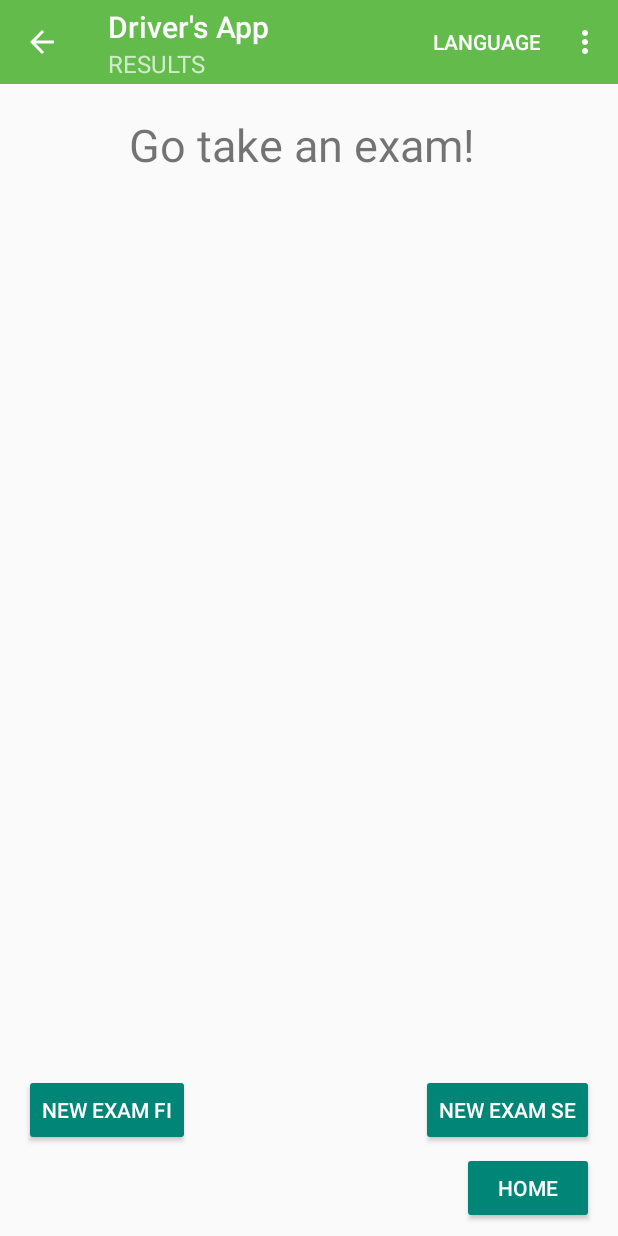
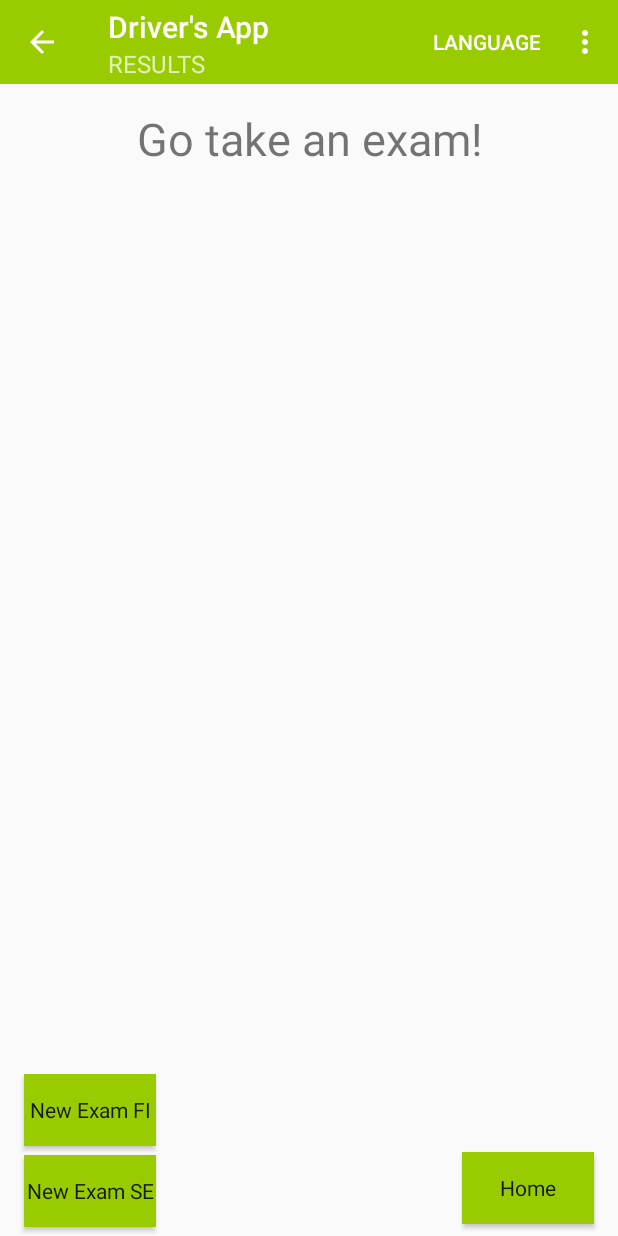
Before and after one commit to tapiopa/Driver-s-Licence-App, an Android app: the screen it shows after launch (ResultsActivity), after a tap on "Results", on a phone screen of 412 x 824 dp. Run offline under Robolectric (Android 15) with nearby library versions, the phone set to English and light mode, and no system bars; libraries missing offline, so code that uses them is left out: com.facebook.drawee; 1 statement that could not run was skipped.

Commit message:
Some UI tweaks

```diff
--- a/app/src/main/java/tapiopalonemi/fi/driversapp/MyDBHandler.java
+++ b/app/src/main/java/tapiopalonemi/fi/driversapp/MyDBHandler.java
@@ -265,10 +265,10 @@ class MyDBHandler extends SQLiteOpenHelper {
                 if (isDataLoaded != 0) {
                     cursor.close();
 //                    db.close();
-//                    Log.i("DB", "data is loaded");
+                    Log.i("##DB", "data is loaded");
                     return false;
                 } else {
-//                    Log.i("DB", "data is NOT loaded");
+                    Log.i("##DB", "data is NOT loaded");
                     cursor.close();
 //                    db.close();
                     return true;
@@ -289,13 +289,14 @@ class MyDBHandler extends SQLiteOpenHelper {
         SQLiteDatabase db = this.getWritableDatabase();
         Cursor cursor = db.rawQuery(query, null);
         //DEBUG
-//        query = "SELECT " + COLUMN_IS_DATA_LOADED + " FROM " + TABLE_APPLICATION;
-//        Cursor cursor1 = db.rawQuery(query, null);
-//        if (cursor.moveToFirst()) {
-//            cursor.moveToFirst();
-//            int isDataLoaded = Integer.parseInt(cursor.getString(0));
-//            Log.d("DB", "data loaded is: " + isDataLoaded);
-//        }
+        query = "SELECT " + COLUMN_IS_DATA_LOADED + " FROM " + TABLE_APPLICATION;
+        Cursor cursor1 = db.rawQuery(query, null);
+        if (cursor.moveToFirst()) {
+            cursor.moveToFirst();
+            int isDataLoaded = Integer.parseInt(cursor.getString(0));
+            Log.d("DB DEBUG", "(debug) data loaded is: " + isDataLoaded);
+        }
+        Log.i("DBHANDLER", "set data is loaded");
         cursor.close();
     }
 
--- a/app/src/main/res/layout/activity_exam.xml
+++ b/app/src/main/res/layout/activity_exam.xml
@@ -11,7 +11,7 @@
         android:id="@+id/toolbar_exam"
         android:layout_width="0dp"
         android:layout_height="wrap_content"
-        android:background="@color/colorPrimary"
+        android:background="@android:color/holo_green_light"
         android:minHeight="?attr/actionBarSize"
         android:theme="@style/AppBarOverlay"
         app:layout_constraintEnd_toEndOf="parent"
@@ -123,6 +123,8 @@
         android:layout_height="wrap_content"
         android:layout_marginEnd="8dp"
         android:layout_marginBottom="8dp"
+        android:background="@android:color/holo_green_light"
+        android:textAppearance="@style/TextAppearance.AppCompat"
         android:onClick="nextQuestion"
         android:text="@string/button_next"
         app:layout_constraintBottom_toBottomOf="parent"
@@ -135,6 +137,8 @@
         android:layout_height="wrap_content"
         android:layout_marginStart="8dp"
         android:layout_marginBottom="8dp"
+        android:background="@android:color/holo_green_light"
+        android:textAppearance="@style/TextAppearance.AppCompat"
         android:onClick="previousQuestion"
         android:text="@string/button_previous"
         app:layout_constraintBottom_toBottomOf="parent"
--- a/app/src/main/res/layout/activity_results.xml
+++ b/app/src/main/res/layout/activity_results.xml
@@ -11,7 +11,7 @@
         android:id="@+id/toolbar_results"
         android:layout_width="0dp"
         android:layout_height="56dp"
-        android:background="@color/colorPrimary"
+        android:background="@android:color/holo_green_light"
         android:minHeight="?attr/actionBarSize"
         android:theme="@style/AppBarOverlay"
         app:layout_constraintEnd_toEndOf="parent"
@@ -55,42 +55,25 @@
         app:layout_constraintTop_toBottomOf="@+id/toolbar_results" />
 
     <TextView
-        android:id="@+id/results_title"
-        android:layout_width="383dp"
-        android:layout_height="41dp"
-        android:layout_marginStart="32dp"
-        android:layout_marginTop="2dp"
-        android:layout_marginEnd="32dp"
-        android:clickable="false"
-        android:ems="10"
-        android:singleLine="true"
-        android:text="@string/title_results"
-        android:textSize="30sp"
-        android:textStyle="bold"
-        android:visibility="gone"
-        app:layout_constraintEnd_toEndOf="parent"
-        app:layout_constraintStart_toStartOf="parent"
-        app:layout_constraintTop_toBottomOf="@+id/message" />
-
-    <TextView
         android:id="@+id/empty_result"
         android:layout_width="370dp"
         android:layout_height="174dp"
         android:layout_marginStart="16dp"
-        android:layout_marginTop="76dp"
+        android:layout_marginTop="16dp"
         android:layout_marginEnd="16dp"
         android:text="@string/results_exhortation"
         android:textAlignment="center"
         android:textSize="30sp"
         android:visibility="invisible"
-        app:layout_constraintEnd_toStartOf="@+id/results_list"
-        app:layout_constraintHorizontal_bias="0.0"
+        app:layout_constraintEnd_toEndOf="parent"
         app:layout_constraintStart_toStartOf="parent"
-        app:layout_constraintTop_toBottomOf="@+id/results_title" />
+        app:layout_constraintTop_toBottomOf="@+id/toolbar_results" />
 
     <Button
         android:id="@+id/new_exam_button"
         style="@style/Widget.AppCompat.Button.Colored"
+        android:background="@android:color/holo_green_light"
+        android:textAppearance="@style/TextAppearance.AppCompat"
         android:layout_width="wrap_content"
         android:layout_height="49dp"
         android:layout_marginEnd="24dp"
@@ -104,6 +87,8 @@
     <Button
         android:id="@+id/new_exam_button_se"
         style="@style/Widget.AppCompat.Button.Colored"
+        android:background="@android:color/holo_green_light"
+        android:textAppearance="@style/TextAppearance.AppCompat"
         android:layout_width="wrap_content"
         android:layout_height="49dp"
         android:layout_marginEnd="24dp"
@@ -118,13 +103,15 @@
         android:id="@+id/score_text"
         android:layout_width="195dp"
         android:layout_height="45dp"
+        android:layout_marginStart="16dp"
+        android:layout_marginBottom="8dp"
         android:text="Score: 00 / 00"
         android:textColor="@color/colorPrimary"
         android:textSize="30sp"
         android:textStyle="bold"
         android:visibility="visible"
-        tools:layout_editor_absoluteX="16dp"
-        tools:layout_editor_absoluteY="630dp" />
+        app:layout_constraintBottom_toTopOf="@+id/button_change_exam"
+        app:layout_constraintStart_toStartOf="parent" />
 
     <Button
         android:id="@+id/button_home"
@@ -133,6 +120,8 @@
         android:layout_height="wrap_content"
         android:layout_marginEnd="16dp"
         android:layout_marginBottom="8dp"
+        android:background="@android:color/holo_green_light"
+        android:textAppearance="@style/TextAppearance.AppCompat"
         android:onClick="toHome"
         android:text="@string/title_home"
         app:layout_constraintBottom_toBottomOf="parent"
@@ -141,6 +130,8 @@
     <Button
         android:id="@+id/button_home_from_results"
         style="@style/Widget.AppCompat.Button.Colored"
+        android:background="@android:color/holo_green_light"
+        android:textAppearance="@style/TextAppearance.AppCompat"
         android:layout_width="wrap_content"
         android:layout_height="wrap_content"
         android:layout_marginStart="16dp"
@@ -158,7 +149,8 @@
         android:layout_height="35dp"
         android:layout_marginStart="16dp"
         android:layout_marginBottom="16dp"
-        android:background="@color/colorPrimary"
+        android:background="@android:color/holo_green_light"
+        android:textAppearance="@style/TextAppearance.AppCompat"
         android:onClick="toExamFiSe"
         android:text="@string/button_change_results"
         app:layout_constraintBottom_toBottomOf="parent"
@@ -171,8 +163,10 @@
         android:layout_height="wrap_content"
         android:layout_marginStart="16dp"
         android:layout_marginBottom="60dp"
+        android:background="@android:color/holo_green_light"
         android:onClick="takeNewExam"
         android:text="@string/button_take_new_exam"
+        android:textAppearance="@style/TextAppearance.AppCompat"
         android:visibility="gone"
         app:layout_constraintBottom_toBottomOf="parent"
         app:layout_constraintStart_toStartOf="parent" />
@@ -182,11 +176,16 @@
         style="@style/Widget.AppCompat.Button.Colored"
         android:layout_width="wrap_content"
         android:layout_height="wrap_content"
-        android:layout_marginEnd="16dp"
-        android:layout_marginBottom="60dp"
+        android:layout_marginStart="16dp"
+        android:layout_marginTop="8dp"
+        android:layout_marginBottom="8dp"
+        android:background="@android:color/holo_green_light"
+        android:onClick="takeNewExamSe"
         android:text="@string/button_take_new_exam_se"
+        android:textAppearance="@style/TextAppearance.AppCompat"
         android:visibility="gone"
         app:layout_constraintBottom_toBottomOf="parent"
-        app:layout_constraintEnd_toEndOf="parent" />
+        app:layout_constraintStart_toStartOf="parent"
+        app:layout_constraintTop_toBottomOf="@+id/button_new_exam_FI" />
 
 </android.support.constraint.ConstraintLayout>
--- a/app/src/main/res/values/strings.xml
+++ b/app/src/main/res/values/strings.xml
@@ -23,8 +23,8 @@
     <string name="button_take_new_exam_se">New Exam SE</string>
 
     <string name="title_activity_fullscreen_image" translatable="false">FullscreenImageActivity</string>
-    <string name="dummy_button">Dummy Button</string>
-    <string name="dummy_content">DUMMY\nCONTENT</string>
+    <string name="dummy_button" translatable="false">Dummy Button</string>
+    <string name="dummy_content" translatable="false">DUMMY\nCONTENT</string>
     <string name="title_activity_image" translatable="false">ImageActivity</string>
     <string name="button_change_results">Change Answers</string>
     <string name="traffic_signs">Driving Symbols</string>
```
